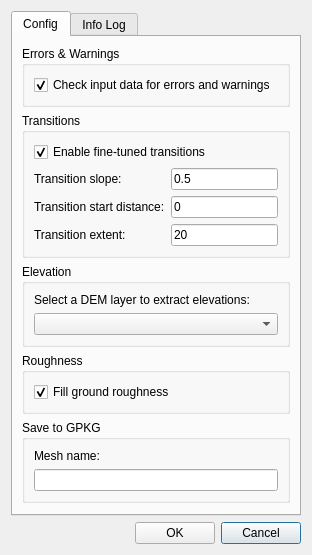
Qt form core/ui/toolbars/utilities/create_mesh.ui (ibergis/ibergis_qgis_plugin) before a commit.
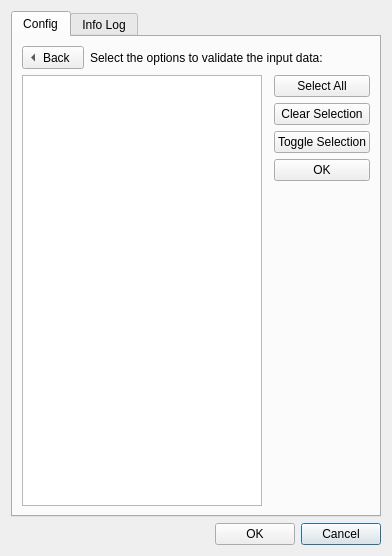
The same form after that commit. The open tabs and pages were chosen to show the change.

Commit message: Add validations selector

Diff of the .ui file:
```diff
--- a/core/ui/toolbars/utilities/create_mesh.ui
+++ b/core/ui/toolbars/utilities/create_mesh.ui
@@ -6,8 +6,8 @@
    <rect>
     <x>0</x>
     <y>0</y>
-    <width>312</width>
-    <height>496</height>
+    <width>366</width>
+    <height>499</height>
    </rect>
   </property>
   <property name="windowTitle">
@@ -65,7 +65,64 @@
        <string>Config</string>
       </attribute>
       <layout class="QGridLayout" name="gridLayout_4">
+       <item row="0" column="0">
+        <widget class="QStackedWidget" name="stackedWidget">
+         <property name="currentIndex">
+          <number>0</number>
+         </property>
+         <widget class="QWidget" name="page">
+          <layout class="QGridLayout" name="gridLayout_9">
+           <property name="leftMargin">
+            <number>0</number>
+           </property>
+           <property name="topMargin">
+            <number>0</number>
+           </property>
+           <property name="rightMargin">
+            <number>0</number>
+           </property>
+           <property name="bottomMargin">
+            <number>0</number>
+           </property>
+           <item row="3" column="0">
+            <widget class="QGroupBox" name="groupBox_3">
+             <property name="title">
+              <string>Roughness</string>
+             </property>
+             <layout class="QGridLayout" name="gridLayout_6">
+              <item row="0" column="0">
+               <widget class="QCheckBox" name="chk_roughness">
+                <property name="text">
+                 <string>Fill ground roughness</string>
+                </property>
+                <property name="checked">
+                 <bool>true</bool>
+                </property>
+               </widget>
+              </item>
+             </layout>
+            </widget>
+           </item>
+           <item row="2" column="0">
+            <widget class="QGroupBox" name="groupBox_2">
+             <property name="title">
+              <string>Elevation</string>
+             </property>
+             <layout class="QGridLayout" name="gridLayout_3">
        <item row="1" column="0">
+               <widget class="QComboBox" name="cmb_dem_layer"/>
+              </item>
+              <item row="0" column="0">
+               <widget class="QLabel" name="lbl_dem_layer">
+                <property name="text">
+                 <string>Select a DEM layer to extract elevations:</string>
+                </property>
+               </widget>
+              </item>
+             </layout>
+            </widget>
+           </item>
+           <item row="0" column="0">
         <widget class="QGroupBox" name="groupBox_4">
          <property name="title">
           <string>Errors &amp;&amp; Warnings</string>
@@ -81,29 +138,49 @@
             </property>
            </widget>
           </item>
+              <item row="0" column="1">
+               <widget class="QToolButton" name="btn_config">
+                <property name="text">
+                 <string>Configure...</string>
+                </property>
+               </widget>
+              </item>
+              <item row="0" column="2">
+               <spacer name="horizontalSpacer_2">
+                <property name="orientation">
+                 <enum>Qt::Horizontal</enum>
+                </property>
+                <property name="sizeHint" stdset="0">
+                 <size>
+                  <width>40</width>
+                  <height>20</height>
+                 </size>
+                </property>
+               </spacer>
+              </item>
          </layout>
         </widget>
        </item>
        <item row="4" column="0">
-        <widget class="QGroupBox" name="groupBox_3">
+            <widget class="QGroupBox" name="groupBox_5">
          <property name="title">
-          <string>Roughness</string>
-         </property>
-         <layout class="QGridLayout" name="gridLayout_6">
+              <string>Save to GPKG</string>
+             </property>
+             <layout class="QGridLayout" name="gridLayout_8">
           <item row="0" column="0">
-           <widget class="QCheckBox" name="chk_roughness">
+               <widget class="QLabel" name="lbl_name">
             <property name="text">
-             <string>Fill ground roughness</string>
-            </property>
-            <property name="checked">
-             <bool>true</bool>
+                 <string>Mesh name:</string>
             </property>
            </widget>
           </item>
+              <item row="1" column="0">
+               <widget class="QLineEdit" name="txt_name"/>
+              </item>
          </layout>
         </widget>
        </item>
-       <item row="2" column="0">
+           <item row="1" column="0">
         <widget class="QGroupBox" name="groupBox">
          <property name="title">
           <string>Transitions</string>
@@ -164,26 +241,7 @@
          </layout>
         </widget>
        </item>
-       <item row="3" column="0">
-        <widget class="QGroupBox" name="groupBox_2">
-         <property name="title">
-          <string>Elevation</string>
-         </property>
-         <layout class="QGridLayout" name="gridLayout_3">
-          <item row="1" column="0">
-           <widget class="QComboBox" name="cmb_dem_layer"/>
-          </item>
-          <item row="0" column="0">
-           <widget class="QLabel" name="lbl_dem_layer">
-            <property name="text">
-             <string>Select a DEM layer to extract elevations:</string>
-            </property>
-           </widget>
-          </item>
-         </layout>
-        </widget>
-       </item>
-       <item row="6" column="0">
+           <item row="5" column="0">
         <spacer name="verticalSpacer">
          <property name="orientation">
           <enum>Qt::Vertical</enum>
@@ -196,23 +254,113 @@
          </property>
         </spacer>
        </item>
-       <item row="5" column="0">
-        <widget class="QGroupBox" name="groupBox_5">
-         <property name="title">
-          <string>Save to GPKG</string>
-         </property>
-         <layout class="QGridLayout" name="gridLayout_8">
+          </layout>
+         </widget>
+         <widget class="QWidget" name="page_2">
+          <layout class="QGridLayout" name="gridLayout_10">
+           <property name="leftMargin">
+            <number>0</number>
+           </property>
+           <property name="topMargin">
+            <number>0</number>
+           </property>
+           <property name="rightMargin">
+            <number>0</number>
+           </property>
+           <property name="bottomMargin">
+            <number>0</number>
+           </property>
+           <item row="1" column="2">
+            <widget class="QPushButton" name="pushButton">
+             <property name="text">
+              <string>Select All</string>
+             </property>
+            </widget>
+           </item>
+           <item row="2" column="2">
+            <widget class="QPushButton" name="pushButton_2">
+             <property name="text">
+              <string>Clear Selection</string>
+             </property>
+            </widget>
+           </item>
+           <item row="3" column="2">
+            <widget class="QPushButton" name="pushButton_3">
+             <property name="text">
+              <string>Toggle Selection</string>
+             </property>
+            </widget>
+           </item>
+           <item row="4" column="2">
+            <widget class="QPushButton" name="btn_valid_ok">
+             <property name="text">
+              <string>OK</string>
+             </property>
+            </widget>
+           </item>
+           <item row="5" column="2">
+            <spacer name="verticalSpacer_2">
+             <property name="orientation">
+              <enum>Qt::Vertical</enum>
+             </property>
+             <property name="sizeHint" stdset="0">
+              <size>
+               <width>20</width>
+               <height>40</height>
+              </size>
+             </property>
+            </spacer>
+           </item>
+           <item row="1" column="0" rowspan="5">
+            <widget class="QListWidget" name="listWidget">
+             <property name="alternatingRowColors">
+              <bool>true</bool>
+             </property>
+             <property name="selectionMode">
+              <enum>QAbstractItemView::MultiSelection</enum>
+             </property>
+            </widget>
+           </item>
+           <item row="0" column="0" colspan="3">
+            <widget class="QWidget" name="widget" native="true">
+             <layout class="QGridLayout" name="gridLayout_11">
+              <property name="leftMargin">
+               <number>0</number>
+              </property>
+              <property name="topMargin">
+               <number>0</number>
+              </property>
+              <property name="rightMargin">
+               <number>0</number>
+              </property>
+              <property name="bottomMargin">
+               <number>0</number>
+              </property>
           <item row="0" column="0">
-           <widget class="QLabel" name="lbl_name">
+               <widget class="QToolButton" name="btn_back">
             <property name="text">
-             <string>Mesh name:</string>
-            </property>
-           </widget>
-          </item>
-          <item row="1" column="0">
-           <widget class="QLineEdit" name="txt_name"/>
-          </item>
-         </layout>
+                 <string>Back</string>
+                </property>
+                <property name="toolButtonStyle">
+                 <enum>Qt::ToolButtonTextBesideIcon</enum>
+                </property>
+                <property name="arrowType">
+                 <enum>Qt::LeftArrow</enum>
+                </property>
+               </widget>
+              </item>
+              <item row="0" column="1">
+               <widget class="QLabel" name="label">
+                <property name="text">
+                 <string>Select the options to validate the input data:</string>
+                </property>
+               </widget>
+              </item>
+             </layout>
+            </widget>
+           </item>
+          </layout>
+         </widget>
         </widget>
        </item>
       </layout>
```
Lines whose indentation alone changed are shown as unchanged. The commit also changes 1 other file.
